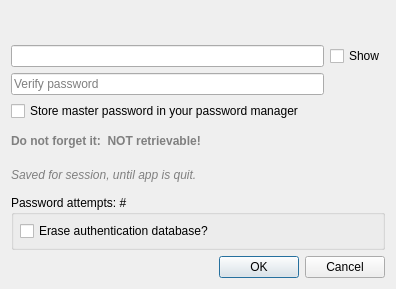
Before: the Qt Designer form src/ui/qgscredentialdialog.ui in qgis/QGIS, drawn with Qt 5.
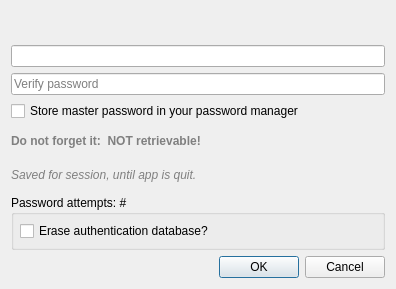
After: the same form once the commit is applied. Custom widgets are drawn as their Qt base class.

Commit message: use QgsPasswordLineEdit in the master password dialog

Diff of the .ui file:
```diff
--- a/src/ui/qgscredentialdialog.ui
+++ b/src/ui/qgscredentialdialog.ui
@@ -121,29 +121,16 @@
         </widget>
        </item>
        <item>
-        <layout class="QGridLayout" name="gridLayout">
-         <item row="0" column="0">
-          <widget class="QLineEdit" name="leMasterPass">
+        <layout class="QVBoxLayout" name="verticalLayout_2">
+         <item>
+          <widget class="QgsPasswordLineEdit" name="leMasterPass">
            <property name="echoMode">
             <enum>QLineEdit::Password</enum>
            </property>
           </widget>
          </item>
-         <item row="0" column="1">
-          <widget class="QCheckBox" name="chkMasterPassShow">
-           <property name="sizePolicy">
-            <sizepolicy hsizetype="Maximum" vsizetype="Fixed">
-             <horstretch>0</horstretch>
-             <verstretch>0</verstretch>
-            </sizepolicy>
-           </property>
-           <property name="text">
-            <string>Show</string>
-           </property>
-          </widget>
-         </item>
-         <item row="1" column="0">
-          <widget class="QLineEdit" name="leMasterPassVerify">
+         <item>
+          <widget class="QgsPasswordLineEdit" name="leMasterPassVerify">
            <property name="echoMode">
             <enum>QLineEdit::Password</enum>
            </property>
```
Left out of the diff: 1 changed line with no effect on the pictures. The commit also changes 2 other files.
